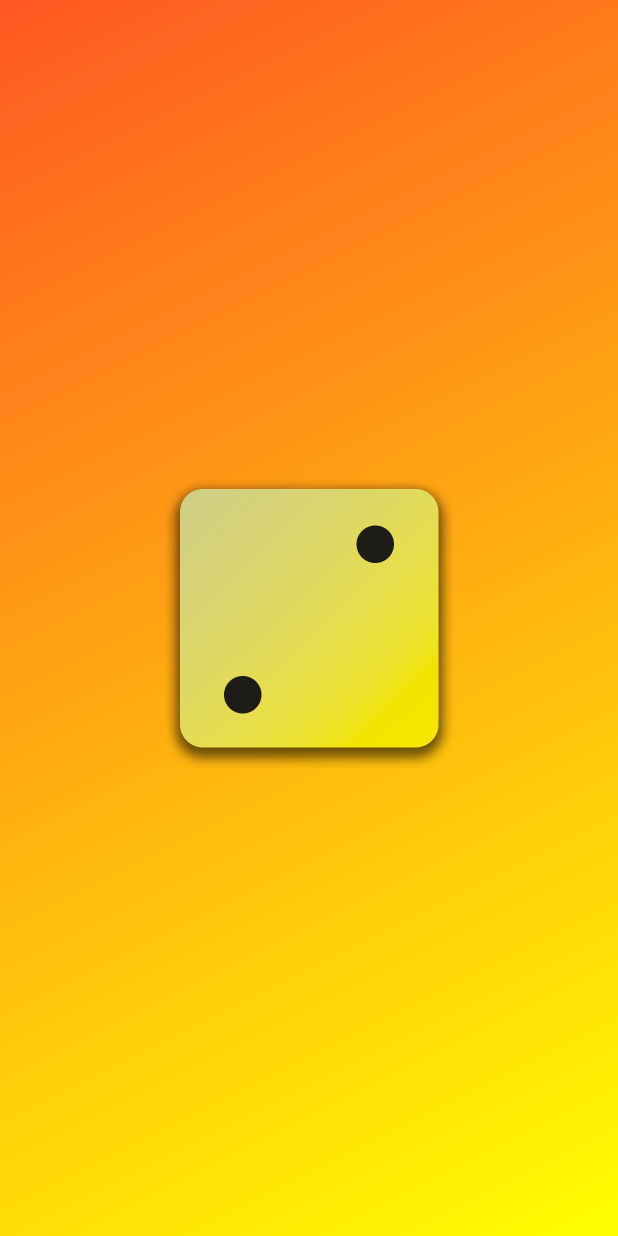
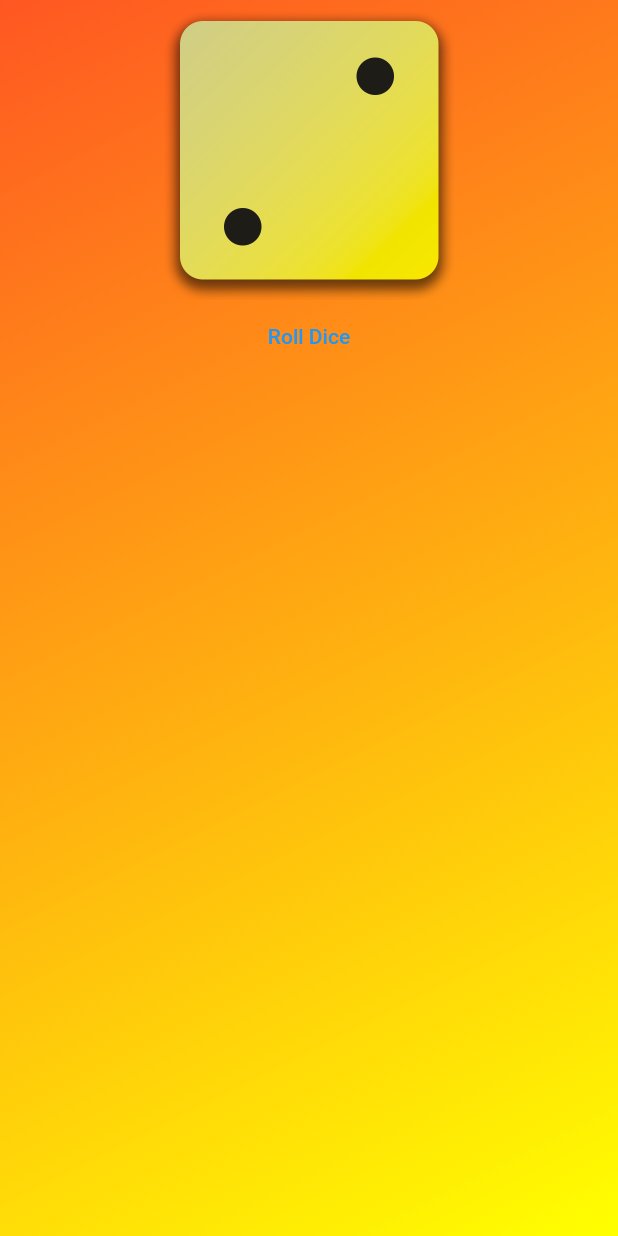
Before and after one commit to QueenChangge/first_app, a Flutter app: the screen it shows after launch, on a phone screen of 412 x 824 dp. Run offline on Flutter 3.47's test engine with Material 2 defaults, Android fonts, the phone set to English and light mode, and no system bars.

Commit message:
add button

```diff
--- a/lib/gradient_container.dart
+++ b/lib/gradient_container.dart
@@ -13,6 +13,9 @@ class GradientContainer extends StatelessWidget {
         theColors2 = Colors.blueAccent;
 
   final Color theColors, theColors2;
+
+  void rollDice() {}
+
   @override
   Widget build(context) {
     return Container(
@@ -24,10 +27,16 @@ class GradientContainer extends StatelessWidget {
       ),
       // child: const Center(child: StyleTextContainer('Coba Dunk')),
       child: Center(
-        child: Image.asset(
-          'assets/images/dice-2.png',
-          width: 200,
-        ),
+        child: Column(children: [
+          Image.asset(
+            'assets/images/dice-2.png',
+            width: 200,
+          ),
+          TextButton(
+            onPressed: rollDice,
+            child: const Text('Roll Dice'),
+          )
+        ]),
       ),
     );
   }
```
